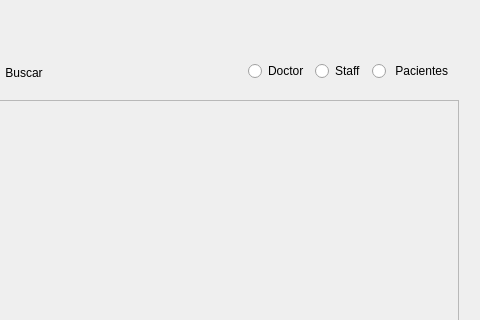
First picture: the form in eliminarusuarios.ui, repository Laloses/Hospital, before the edit; both pictures show x 252 to 732 and y 0 to 320 of the 732 by 518 pixel window.
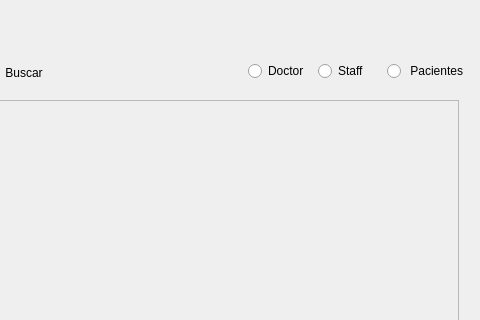
Second picture: the form after the edit. Icons and pictures are not drawn.

Patch:
```diff
--- a/eliminarusuarios.ui
+++ b/eliminarusuarios.ui
@@ -88,7 +88,7 @@
     <rect>
      <x>500</x>
      <y>60</y>
-     <width>201</width>
+     <width>220</width>
      <height>22</height>
     </rect>
    </property>
```
Left out of the diff: 8 changed lines with no effect on the pictures.
